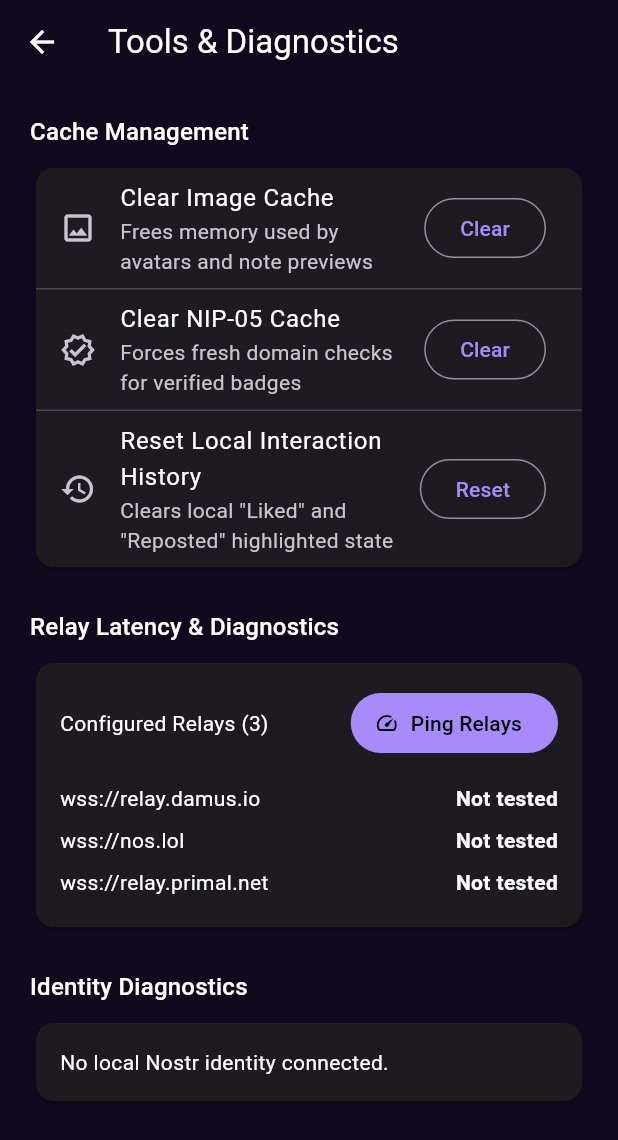
After one commit to Adexbafo/molstr, a Flutter app: the screen it shows after launch, item 6 of the bottom bar chosen, scrolled down 576 dp, after a tap on "Tools & Storage Diagnostics", on a phone screen of 412 x 824 dp. The commit adds this screen. Shown: the top 1140 px of the screen. Run offline on Flutter 3.47's test engine with Material 3 defaults, Android fonts, the phone set to English and light mode, and no system bars; our stand-ins replace file_picker, flutter_riverpod, flutter_secure_storage, flutter_svg, qr_flutter, shared_preferences; missing offline and left inert: bip340.

Commit message:
Show zapped sat amounts on notes, add Zaps tab, and add Tools & Diagnostics page

```diff
--- a/lib/core/nostr/relay_service.dart
+++ b/lib/core/nostr/relay_service.dart
@@ -407,7 +407,7 @@ class RelayService {
           relayUrl,
           [
             {
-              'kinds': [1, 6, 7],
+              'kinds': [1, 6, 7, 9735],
               '#e': ids,
               'limit': 300,
             },
@@ -461,7 +461,7 @@ class RelayService {
           relayUrl,
           [
             {
-              'kinds': [1, 6, 7],
+              'kinds': [1, 6, 7, 9735],
               '#e': [eventId],
               'limit': 200,
             },
--- a/lib/features/settings/settings_page.dart
+++ b/lib/features/settings/settings_page.dart
@@ -14,6 +14,7 @@ class SettingsPage extends StatefulWidget {
     required this.onResetRelays,
     required this.loadImages,
     required this.onLoadImagesChanged,
+    this.onOpenTools,
   });
 
   final MolStrPreset preset;
@@ -26,6 +27,7 @@ class SettingsPage extends StatefulWidget {
   final Future<void> Function() onResetRelays;
   final bool loadImages;
   final Future<void> Function(bool) onLoadImagesChanged;
+  final VoidCallback? onOpenTools;
 
   @override
   State<SettingsPage> createState() => _SettingsPageState();
@@ -140,6 +142,19 @@ class _SettingsPageState extends State<SettingsPage> {
           'Choose which Nostr relays MolStr contacts. Remote relays must use '
           'encrypted wss:// connections.',
         ),
+        const Divider(height: 48),
+        Text('Diagnostics', style: textTheme.headlineSmall),
+        const SizedBox(height: 8),
+        Card(
+          child: ListTile(
+            leading: const Icon(Icons.build_circle_outlined),
+            title: const Text('Tools & Storage Diagnostics'),
+            subtitle: const Text(
+                'Manage image/NIP-05 caches and test relay response speeds'),
+            trailing: const Icon(Icons.chevron_right),
+            onTap: widget.onOpenTools,
+          ),
+        ),
         const SizedBox(height: 16),
         ConstrainedBox(
           constraints: const BoxConstraints(maxWidth: 560),
--- /dev/null
+++ b/lib/features/tools/tools_page.dart
@@ -0,0 +1,250 @@
+import 'dart:async';
+import 'package:flutter/material.dart';
+import 'package:flutter/services.dart';
+import 'package:shared_preferences/shared_preferences.dart';
+import 'package:web_socket_channel/web_socket_channel.dart';
+
+import '../../core/nostr/identity_service.dart';
+import '../../core/nostr/relay_service.dart';
+
+class ToolsPage extends StatefulWidget {
+  const ToolsPage({
+    super.key,
+    required this.identityService,
+    required this.relayService,
+    required this.relays,
+    required this.preferences,
+  });
+
+  final IdentityService identityService;
+  final RelayService relayService;
+  final List<String> relays;
+  final SharedPreferences preferences;
+
+  @override
+  State<ToolsPage> createState() => _ToolsPageState();
+}
+
+class _ToolsPageState extends State<ToolsPage> {
+  Identity? _identity;
+  bool _testingRelays = false;
+  final Map<String, String> _relayLatency = {};
+
+  @override
+  void initState() {
+    super.initState();
+    _loadIdentity();
+  }
+
+  Future<void> _loadIdentity() async {
+    final id = await widget.identityService.currentIdentity();
+    if (mounted) setState(() => _identity = id);
+  }
+
+  void _message(String text) {
+    if (!mounted) return;
+    ScaffoldMessenger.of(context).showSnackBar(SnackBar(content: Text(text)));
+  }
+
+  Future<void> _clearImageCache() async {
+    PaintingBinding.instance.imageCache.clear();
+    PaintingBinding.instance.imageCache.clearLiveImages();
+    _message('Image memory cache cleared.');
+  }
+
+  Future<void> _clearNip05Cache() async {
+    final keys =
+        widget.preferences.getKeys().where((k) => k.startsWith('nip05'));
+    var count = 0;
+    for (final k in keys) {
+      await widget.preferences.remove(k);
+      count++;
+    }
+    _message('Cleared $count cached NIP-05 verification entries.');
+  }
+
+  Future<void> _clearLocalInteractions() async {
+    await widget.preferences.remove('interactions.liked');
+    await widget.preferences.remove('interactions.reposted');
+    _message('Local like and repost markers cleared.');
+  }
+
+  Future<void> _testRelays() async {
+    if (widget.relays.isEmpty) {
+      _message('No relays configured.');
+      return;
+    }
+    setState(() {
+      _testingRelays = true;
+      _relayLatency.clear();
+    });
+
+    for (final relay in widget.relays) {
+      final stopwatch = Stopwatch()..start();
+      try {
+        final channel = WebSocketChannel.connect(Uri.parse(relay));
+        await channel.ready.timeout(const Duration(seconds: 4));
+        stopwatch.stop();
+        unawaited(channel.sink.close());
+        if (mounted) {
+          setState(() =>
+              _relayLatency[relay] = '${stopwatch.elapsedMilliseconds} ms');
+        }
+      } catch (e) {
+        stopwatch.stop();
+        if (mounted) {
+          setState(() => _relayLatency[relay] = 'Failed / Timed out');
+        }
+      }
+    }
+
+    if (mounted) setState(() => _testingRelays = false);
+  }
+
+  @override
+  Widget build(BuildContext context) {
+    final textTheme = Theme.of(context).textTheme;
+
+    return Scaffold(
+      appBar: AppBar(title: const Text('Tools & Diagnostics')),
+      body: ListView(
+        padding: const EdgeInsets.all(20),
+        children: [
+          Text('Cache Management', style: textTheme.titleMedium),
+          const SizedBox(height: 8),
+          Card(
+            child: Column(
+              children: [
+                ListTile(
+                  leading: const Icon(Icons.image_outlined),
+                  title: const Text('Clear Image Cache'),
+                  subtitle: const Text(
+                      'Frees memory used by avatars and note previews'),
+                  trailing: OutlinedButton(
+                    onPressed: _clearImageCache,
+                    child: const Text('Clear'),
+                  ),
+                ),
+                const Divider(height: 1),
+                ListTile(
+                  leading: const Icon(Icons.verified_outlined),
+                  title: const Text('Clear NIP-05 Cache'),
+                  subtitle: const Text(
+                      'Forces fresh domain checks for verified badges'),
+                  trailing: OutlinedButton(
+                    onPressed: _clearNip05Cache,
+                    child: const Text('Clear'),
+                  ),
+                ),
+                const Divider(height: 1),
+                ListTile(
+                  leading: const Icon(Icons.history_outlined),
+                  title: const Text('Reset Local Interaction History'),
+                  subtitle: const Text(
+                      'Clears local "Liked" and "Reposted" highlighted state'),
+                  trailing: OutlinedButton(
+                    onPressed: _clearLocalInteractions,
+                    child: const Text('Reset'),
+                  ),
+                ),
+              ],
+            ),
+          ),
+          const SizedBox(height: 24),
+          Text('Relay Latency & Diagnostics', style: textTheme.titleMedium),
+          const SizedBox(height: 8),
+          Card(
+            child: Padding(
+              padding: const EdgeInsets.all(16),
+              child: Column(
+                crossAxisAlignment: CrossAxisAlignment.start,
+                children: [
+                  Row(
+                    mainAxisAlignment: MainAxisAlignment.spaceBetween,
+                    children: [
+                      Text('Configured Relays (${widget.relays.length})'),
+                      FilledButton.icon(
+                        onPressed: _testingRelays ? null : _testRelays,
+                        icon: _testingRelays
+                            ? const SizedBox(
+                                width: 14,
+                                height: 14,
+                                child:
+                                    CircularProgressIndicator(strokeWidth: 2),
+                              )
+                            : const Icon(Icons.speed, size: 16),
+                        label:
+                            Text(_testingRelays ? 'Testing…' : 'Ping Relays'),
+                      ),
+                    ],
+                  ),
+                  const SizedBox(height: 12),
+                  if (widget.relays.isEmpty)
+                    const Text('No relays configured.')
+                  else
+                    for (final r in widget.relays)
+                      Padding(
+                        padding: const EdgeInsets.symmetric(vertical: 4),
+                        child: Row(
+                          children: [
+                            Expanded(child: SelectableText(r)),
+                            Text(
+                              _relayLatency[r] ?? 'Not tested',
+                              style: TextStyle(
+                                fontWeight: FontWeight.bold,
+                                color: _relayLatency[r]?.contains('ms') == true
+                                    ? Colors.green
+                                    : (_relayLatency[r]?.contains('Failed') ==
+                                            true
+                                        ? Colors.red
+                                        : null),
+                              ),
+                            ),
+                          ],
+                        ),
+                      ),
+                ],
+              ),
+            ),
+          ),
+          const SizedBox(height: 24),
+          Text('Identity Diagnostics', style: textTheme.titleMedium),
+          const SizedBox(height: 8),
+          Card(
+            child: Padding(
+              padding: const EdgeInsets.all(16),
+              child: _identity == null
+                  ? const Text('No local Nostr identity connected.')
+                  : Column(
+                      crossAxisAlignment: CrossAxisAlignment.start,
+                      children: [
+                        const Text('Public Key (npub)',
+                            style: TextStyle(fontWeight: FontWeight.bold)),
+                        const SizedBox(height: 4),
+                        SelectableText(_identity!.npub,
+                            style: const TextStyle(fontSize: 12)),
+                        const SizedBox(height: 12),
+                        const Text('Public Key (Hex)',
+                            style: TextStyle(fontWeight: FontWeight.bold)),
+                        const SizedBox(height: 4),
+                        SelectableText(_identity!.pubkey,
+                            style: const TextStyle(fontSize: 12)),
+                        const SizedBox(height: 12),
+                        Row(
+                          children: [
+                            const Icon(Icons.lock_outline,
+                                size: 16, color: Colors.green),
+                            const SizedBox(width: 6),
+                            const Text(
+                                'Private key secured in OS Keyring / Secure Storage'),
+                          ],
+                        ),
+                      ],
+                    ),
+            ),
+          ),
+        ],
+      ),
+    );
+  }
+}
--- a/lib/main.dart
+++ b/lib/main.dart
@@ -13,6 +13,7 @@ import 'features/settings/settings_page.dart';
 import 'ui/theme/app_theme.dart';
 import 'features/composer/note_composer_page.dart';
 import 'core/nostr/interactions.dart';
+import 'features/tools/tools_page.dart';
 
 const _themeKey = 'appearance.theme';
 const _fontKey = 'appearance.font';
@@ -187,6 +188,19 @@ class _MolStrShellState extends State<MolStrShell> {
     _loadIdentity();
   }
 
+  void _openTools() {
+    Navigator.of(context).push(
+      MaterialPageRoute<void>(
+        builder: (_) => ToolsPage(
+          identityService: _identityService,
+          relayService: widget.relayService,
+          relays: widget.relays,
+          preferences: widget.preferences,
+        ),
+      ),
+    );
+  }
+
   Future<void> _loadIdentity() async {
     setState(() {
       _identityLoading = true;
@@ -342,6 +356,7 @@ class _MolStrShellState extends State<MolStrShell> {
           onAddRelay: widget.onAddRelay,
           onRemoveRelay: widget.onRemoveRelay,
           onResetRelays: widget.onResetRelays,
+          onOpenTools: _openTools,
         ),
       ],
     );
```
Also changed, not shown: lib/core/nostr/note_engagement.dart (+78 -0 lines), lib/ui/render/note_actions.dart (+15 -7 lines), lib/ui/render/thread_page.dart (+8 -0 lines), 1 other file.
